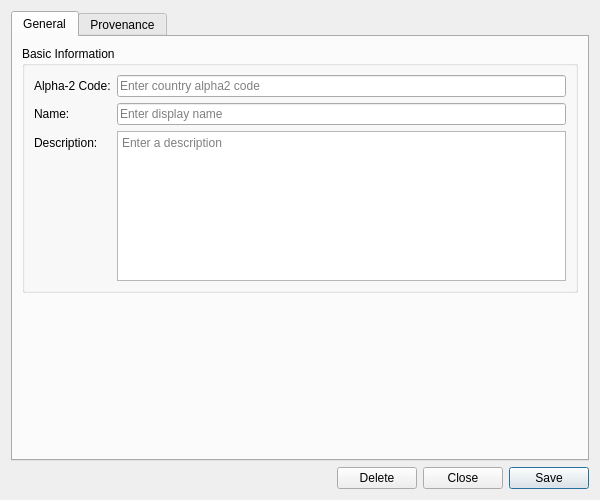
First picture: the form in projects/ores.qt/refdata/ui/CountryDetailDialog.ui, repository OreStudio/OreStudio, before the edit.
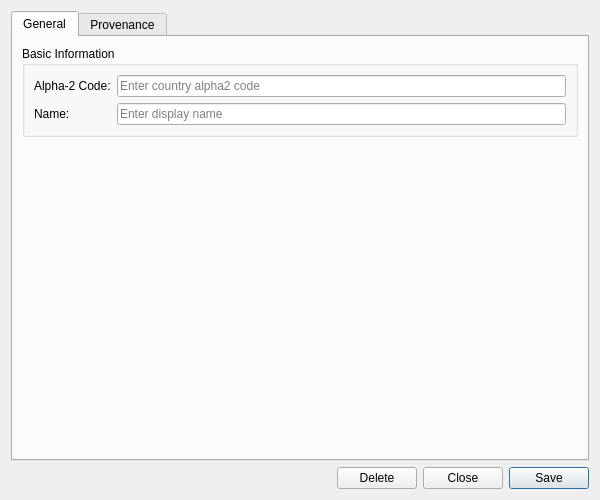
Second picture: the form after the edit. Custom widgets are drawn as their Qt base class.

Commit message: [ores.qt] Fix country Qt model: protocol field names and detail fields

```diff
--- a/projects/ores.qt/refdata/ui/CountryDetailDialog.ui
+++ b/projects/ores.qt/refdata/ui/CountryDetailDialog.ui
@@ -66,32 +66,6 @@
             </property>
            </widget>
           </item>
-          <item row="2" column="0">
-           <widget class="QLabel" name="labelDescription">
-            <property name="text">
-             <string>Description:</string>
-            </property>
-           </widget>
-          </item>
-          <item row="2" column="1">
-           <widget class="QPlainTextEdit" name="descriptionEdit">
-            <property name="minimumSize">
-             <size>
-              <width>0</width>
-              <height>80</height>
-             </size>
-            </property>
-            <property name="maximumSize">
-             <size>
-              <width>16777215</width>
-              <height>150</height>
-             </size>
-            </property>
-            <property name="placeholderText">
-             <string>Enter a description</string>
-            </property>
-           </widget>
-          </item>
          </layout>
         </widget>
        </item>
```
The commit also changes 5 other files.
